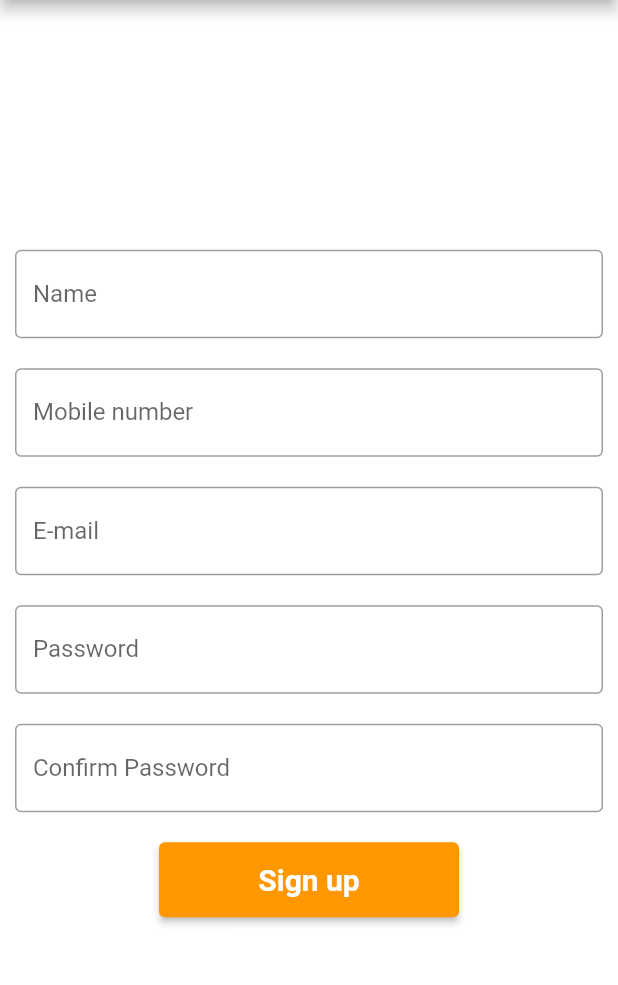
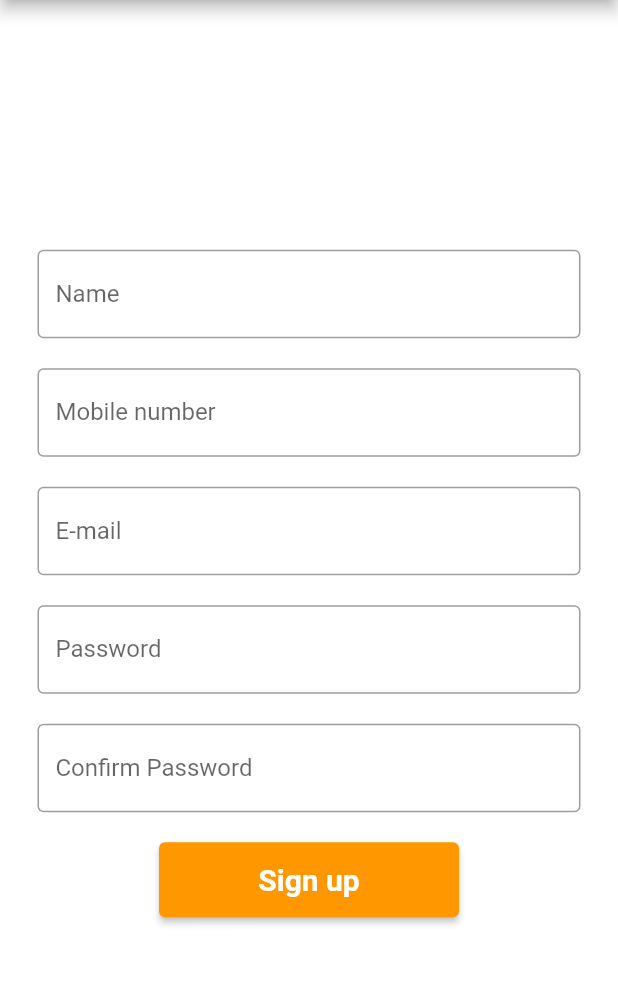
Before and after one commit to Sammitdk/StockMarketSimulator, a Flutter app: the screen it shows after launch, after a tap on "Sign up", on a phone screen of 412 x 824 dp, the part 84-1069 px from its top. Run offline on Flutter 3.47's test engine with Material 2 defaults, Android fonts, the phone set to English and light mode, and no system bars.

```diff
--- a/lib/login_page.dart
+++ b/lib/login_page.dart
@@ -18,8 +18,10 @@ class LoginPage extends StatelessWidget {
       body: Column(
         mainAxisAlignment: MainAxisAlignment.center,
         children: [
+          Image.asset("assets/images/gif3.gif",
+            scale: 2,),
           const Padding(
-            padding: EdgeInsets.all(10.0),
+            padding: EdgeInsets.fromLTRB(25, 10, 25, 10),
             child: TextField(
               decoration: InputDecoration(
                 border: OutlineInputBorder(),
@@ -29,7 +31,7 @@ class LoginPage extends StatelessWidget {
             ),
           ),
           const Padding(
-            padding: EdgeInsets.all(10.0),
+            padding: EdgeInsets.fromLTRB(25, 10, 25, 10),
             child: TextField(
               decoration: InputDecoration(
                 border: OutlineInputBorder(),
--- a/lib/main.dart
+++ b/lib/main.dart
@@ -15,12 +15,17 @@ class MyApp extends StatelessWidget {
     return Scaffold(
       backgroundColor: Colors.white,
       body: Row(
+
         mainAxisAlignment: MainAxisAlignment.center,
         children: [
           Column(
             mainAxisAlignment: MainAxisAlignment.end,
             children: [
-              // Image.asset("assets/images/login.gif"),
+              Image.asset("assets/images/gif1.gif",
+              scale: 2,),
+              const SizedBox(
+                height: 150,
+              ),
               SizedBox(
                 height: 50,
                 width: 200,
@@ -38,7 +43,7 @@ class MyApp extends StatelessWidget {
                     ),)
                 ),
               ),
-              const SizedBox(height: 15,),
+              const SizedBox(height: 25,),
               SizedBox(
                 height: 50,
                 width: 200,
@@ -56,7 +61,7 @@ class MyApp extends StatelessWidget {
                       ),)
                 ),
               ),
-              const SizedBox(height: 15,),
+              const SizedBox(height: 25,),
               SizedBox(
                 height: 30,
                 width: 200,
@@ -76,7 +81,6 @@ class MyApp extends StatelessWidget {
                 ),
               ),
               const SizedBox(height: 70,),
-
             ],
           ),
         ],
--- a/lib/signup_page.dart
+++ b/lib/signup_page.dart
@@ -18,7 +18,7 @@ class SignupPage extends StatelessWidget {
         mainAxisAlignment: MainAxisAlignment.center,
         children: [
           const Padding(
-            padding: EdgeInsets.all(10.0),
+            padding: EdgeInsets.fromLTRB(25, 10, 25, 10),
             child: TextField(
               decoration: InputDecoration(
                 border: OutlineInputBorder(),
@@ -28,7 +28,7 @@ class SignupPage extends StatelessWidget {
             ),
           ),
           const Padding(
-            padding: EdgeInsets.all(10.0),
+            padding: EdgeInsets.fromLTRB(25, 10, 25, 10),
             child: TextField(
               decoration: InputDecoration(
                 border: OutlineInputBorder(),
@@ -37,7 +37,7 @@ class SignupPage extends StatelessWidget {
               ),
             ),
           ),const Padding(
-            padding: EdgeInsets.all(10.0),
+            padding: EdgeInsets.fromLTRB(25, 10, 25, 10),
             child: TextField(
               decoration: InputDecoration(
                 border: OutlineInputBorder(),
@@ -46,7 +46,7 @@ class SignupPage extends StatelessWidget {
               ),
             ),
           ),const Padding(
-            padding: EdgeInsets.all(10.0),
+            padding: EdgeInsets.fromLTRB(25, 10, 25, 10),
             child: TextField(
               decoration: InputDecoration(
                 border: OutlineInputBorder(),
@@ -56,7 +56,7 @@ class SignupPage extends StatelessWidget {
             ),
           ),
           const Padding(
-            padding: EdgeInsets.all(10.0),
+            padding: EdgeInsets.fromLTRB(25, 10, 25, 10),
             child: TextField(
               decoration: InputDecoration(
                 border: OutlineInputBorder(),
@@ -75,7 +75,7 @@ class SignupPage extends StatelessWidget {
               width: 200,
               child: ElevatedButton(onPressed: () {
                 //logged in
-                // Navigator.pushReplacement(context, MaterialPageRoute(builder: (_) => const LoggedInPage()));
+                // Navigator.pushReplacement(context, MaterialPageRoute(builder: (_) => const LoginPage()));
               },
                   style: ButtonStyle(
                     minimumSize: MaterialStateProperty.all(const Size.fromRadius(18)),
```
Also changed, not shown: assets/images/login.gif (deleted).
